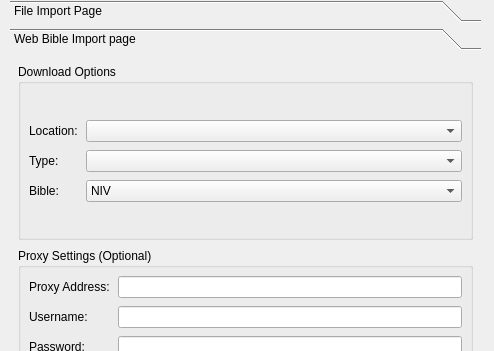
Qt form resources/forms/bibleimport.ui (zonArt/openlp) before a commit; both pictures show x 0 to 494 and y 0 to 351 of the 494 by 725 pixel window.
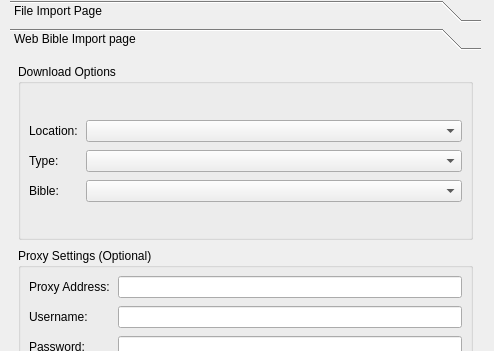
The same form after that commit. The open tabs and pages were chosen to show the change. Icons and pictures are not drawn.

```diff
--- a/resources/forms/bibleimport.ui
+++ b/resources/forms/bibleimport.ui
@@ -285,6 +285,11 @@
         </item>
         <item row="2" column="1" >
          <widget class="QComboBox" name="BibleComboBox" >
+          <item>
+           <property name="text" >
+            <string/>
+           </property>
+          </item>
           <item>
            <property name="text" >
             <string>NIV</string>
```
Left out of the diff: 10 changed lines with no effect on the pictures.
